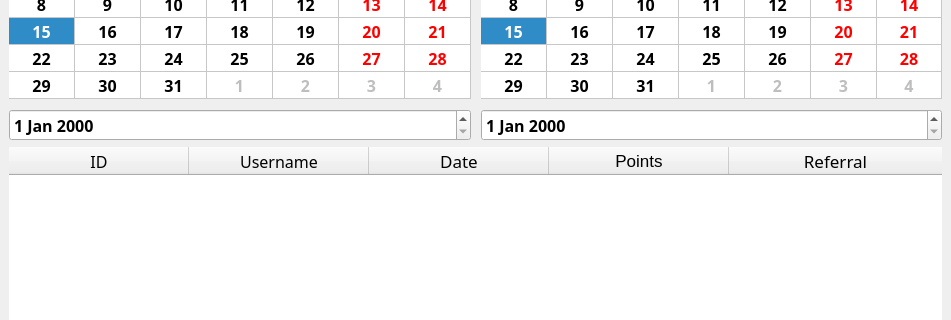
This is Designs/Attendance.ui in rafailvv/innoprog-administration as Qt 5 draws it before an edit; both pictures show x 0 to 951 and y 206 to 526 of the 951 by 768 pixel window. The edited form follows.
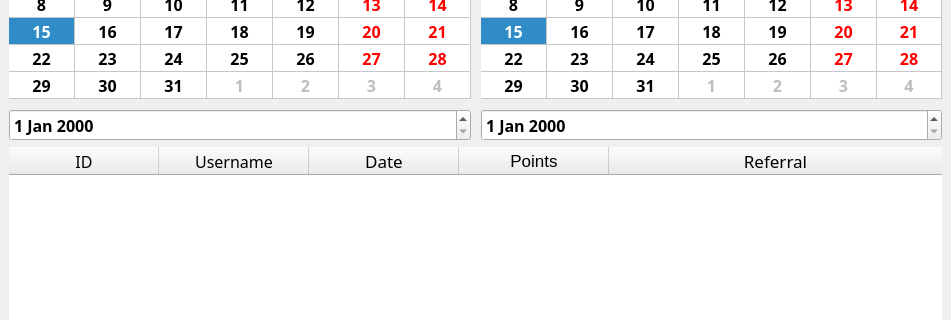
This is the edited form. Icons and pictures are not drawn.

Commit message: points column in attendance

```diff
--- a/Designs/Attendance.ui
+++ b/Designs/Attendance.ui
@@ -238,7 +238,7 @@
        <bool>false</bool>
       </attribute>
       <attribute name="horizontalHeaderDefaultSectionSize">
-       <number>180</number>
+       <number>150</number>
       </attribute>
       <attribute name="horizontalHeaderHighlightSections">
        <bool>true</bool>
```
The commit also changes 2 other files.
